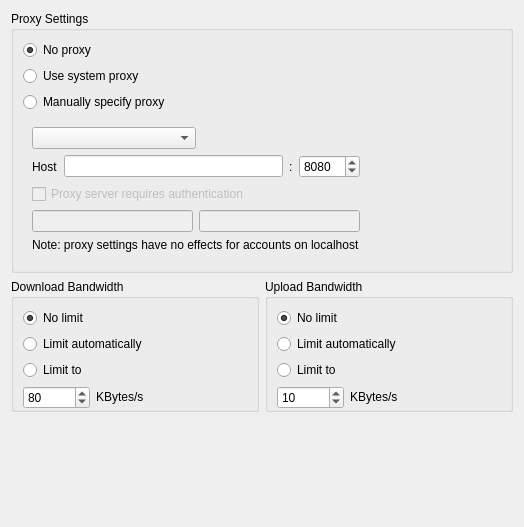
This is src/gui/networksettings.ui in nextcloud/desktop as Qt 5 draws it before an edit. The edited form follows.
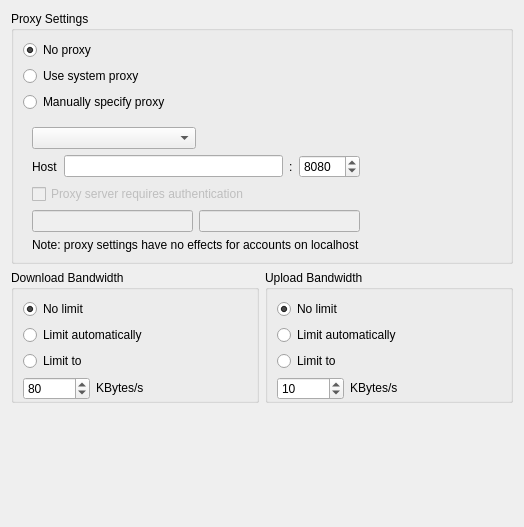
This is the edited form.

Commit message: proxy setting margin

What changed in the file:
```diff
--- a/src/gui/networksettings.ui
+++ b/src/gui/networksettings.ui
@@ -45,6 +45,9 @@
       <string>Proxy Settings</string>
      </property>
      <layout class="QGridLayout" name="gridLayout">
+      <property name="bottomMargin">
+       <number>0</number>
+      </property>
       <item row="0" column="0">
        <widget class="QRadioButton" name="noProxyRadioButton">
         <property name="text">
```
